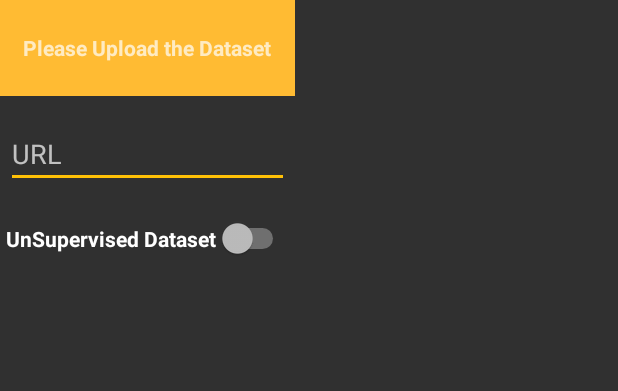
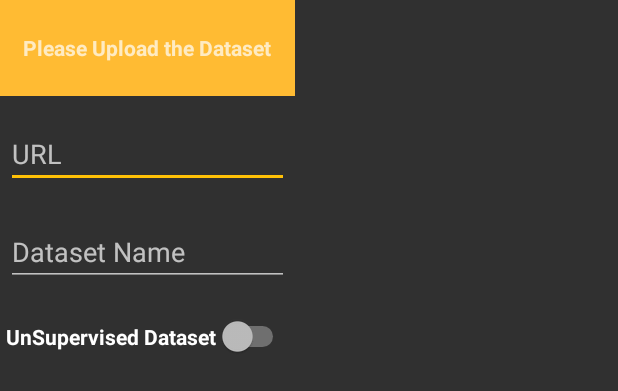
Before and after one commit to mayankmahavar111/Drioditor, an Android app: the layout dialog_link.xml on its own in the app's theme, with its tools: preview values and no code run, on a phone screen of 412 x 824 dp. Shown: the top 391 px of the screen. Run offline under Robolectric (Android 15) with nearby library versions, the light colour scheme and no system bars.

Commit message:
Update dialog_link.xml
updated dialog box

```diff
--- a/Drioditor/app/src/main/res/layout/dialog_link.xml
+++ b/Drioditor/app/src/main/res/layout/dialog_link.xml
@@ -23,6 +23,17 @@
         android:layout_marginBottom="4dp"
         android:hint="URL" />
 
+    <EditText
+        android:id="@+id/dataset_name"
+        android:inputType="text"
+        android:layout_width="match_parent"
+        android:layout_height="wrap_content"
+        android:layout_marginTop="16dp"
+        android:layout_marginLeft="4dp"
+        android:layout_marginRight="4dp"
+        android:layout_marginBottom="4dp"
+        android:hint="Dataset Name" />
+
     <Switch
         android:id="@+id/switch1"
         android:layout_width="match_parent"
```
